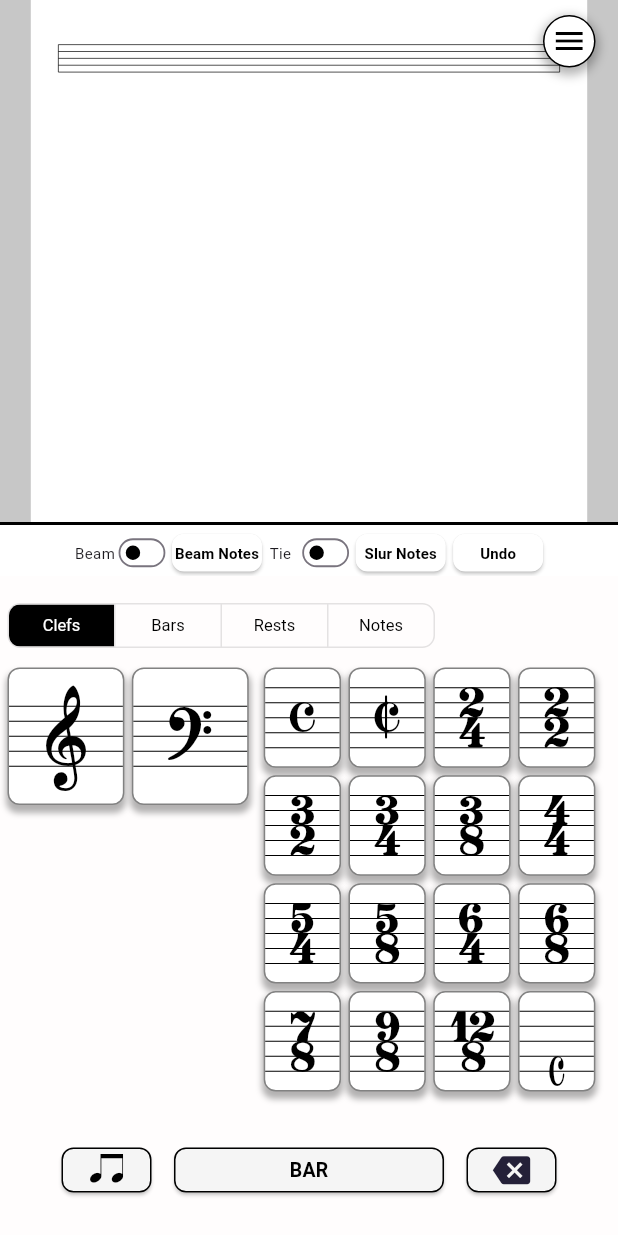
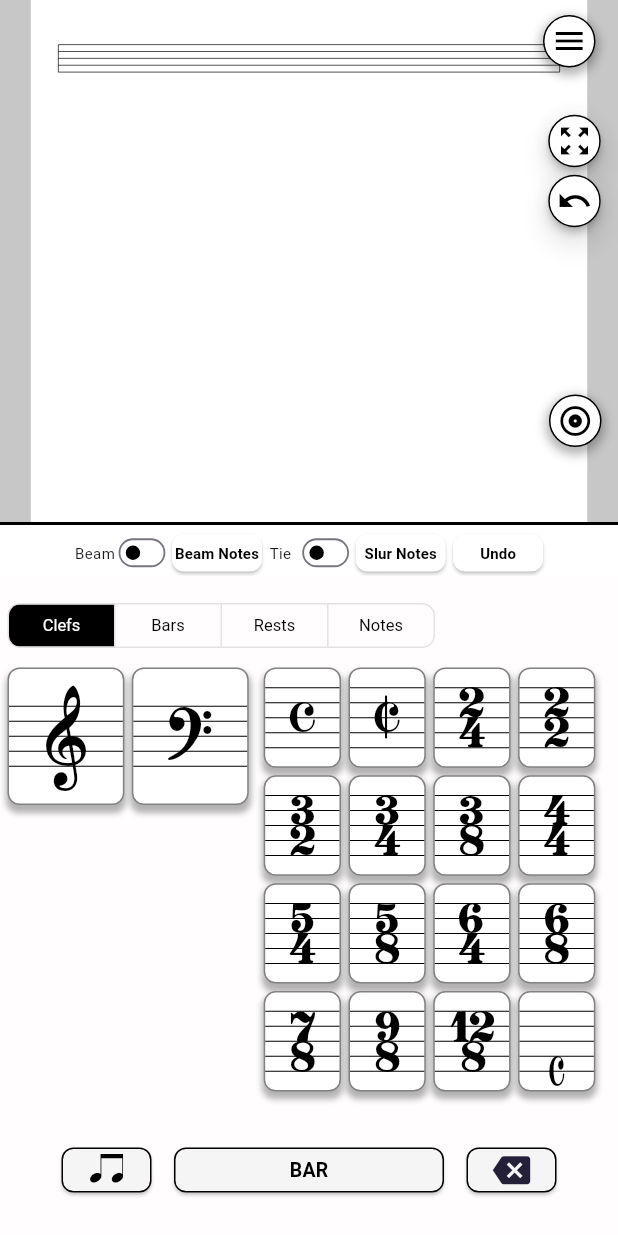
Before and after one commit to dev-softaztech/music_keyboard, a Flutter app: the screen it shows after launch, on a phone screen of 412 x 824 dp. Run offline on Flutter 3.47's test engine with Material 3 defaults, Android fonts, the phone set to English and light mode, and no system bars; drawn by our look-alikes of screenshot; our stand-ins replace fluttertoast; missing offline and left inert: gal; generated files the repository leaves out were written again.

Commit message:
added floating buttons

```diff
--- a/lib/src/widgets/main_sheet/music_sheet_container.dart
+++ b/lib/src/widgets/main_sheet/music_sheet_container.dart
@@ -35,6 +35,7 @@ class _MusicSheetContainerState extends State<MusicSheetContainer> {
   bool isZoomed = false;
   bool _showCursor = true;
   late Timer _cursorTimer;
+  bool showMenu = false;
 
   @override
   void initState() {
@@ -281,9 +282,10 @@ class _MusicSheetContainerState extends State<MusicSheetContainer> {
             ),
           ),
           // Floating Reset Button (Only Shows When Zoomed)
-          if (isZoomed)
+          //if (isZoomed)
+          //Reset zoom
           Positioned(
-                bottom: 20,
+              top: 70,
               right: 5,
               child: Material(
                 color: Colors.transparent,
@@ -308,6 +310,69 @@ class _MusicSheetContainerState extends State<MusicSheetContainer> {
                   ),
                 ),
               )),
+          //Undo
+          Positioned(
+              top: 110,
+              right: 5,
+              child: Material(
+                color: Colors.transparent,
+                elevation: 5,
+                shadowColor: Colors.black.withOpacity(0.3),
+                shape: RoundedRectangleBorder(
+                  borderRadius: BorderRadius.circular(25),
+                ),
+                child: RawMaterialButton(
+                  onPressed: _resetZoom,
+                  fillColor: Colors.white,
+                  constraints:
+                      const BoxConstraints.tightFor(width: 35, height: 35),
+                  shape: RoundedRectangleBorder(
+                    borderRadius: BorderRadius.circular(25),
+                    side: const BorderSide(color: Colors.black, width: 1),
+                  ),
+                  child: const Icon(
+                    Icons.undo,
+                    color: Colors.black,
+                    size: 24,
+                  ),
+                ),
+              )),
+          Positioned(
+            bottom: 50,
+            right: 11,
+            child: GestureDetector(
+              onTap: () {
+                setState(() {
+                  showMenu = !showMenu;
+                });
+              },
+              child: Container(
+                width: 35,
+                height: 35,
+                decoration: BoxDecoration(
+                  color: Colors.white,
+                  borderRadius: BorderRadius.circular(25),
+                  border: Border.all(
+                    color: Colors.black,
+                    width: 1,
+                  ),
+                  boxShadow: [
+                    BoxShadow(
+                      color: Colors.black.withOpacity(0.3),
+                      spreadRadius: 2,
+                      blurRadius: 5,
+                      offset: const Offset(0, 3),
+                    ),
+                  ],
+                ),
+                child: const Icon(
+                  Icons.album_outlined,
+                  color: Color.fromARGB(255, 0, 0, 0),
+                  size: 24,
+                ),
+              ),
+            ),
+          ),
         ]),
         PreferredSize(
           preferredSize: const Size.fromHeight(2.0), // Border thickness
```
Also changed, not shown: 4 other files. Lines whose indentation alone changed are shown as unchanged.
